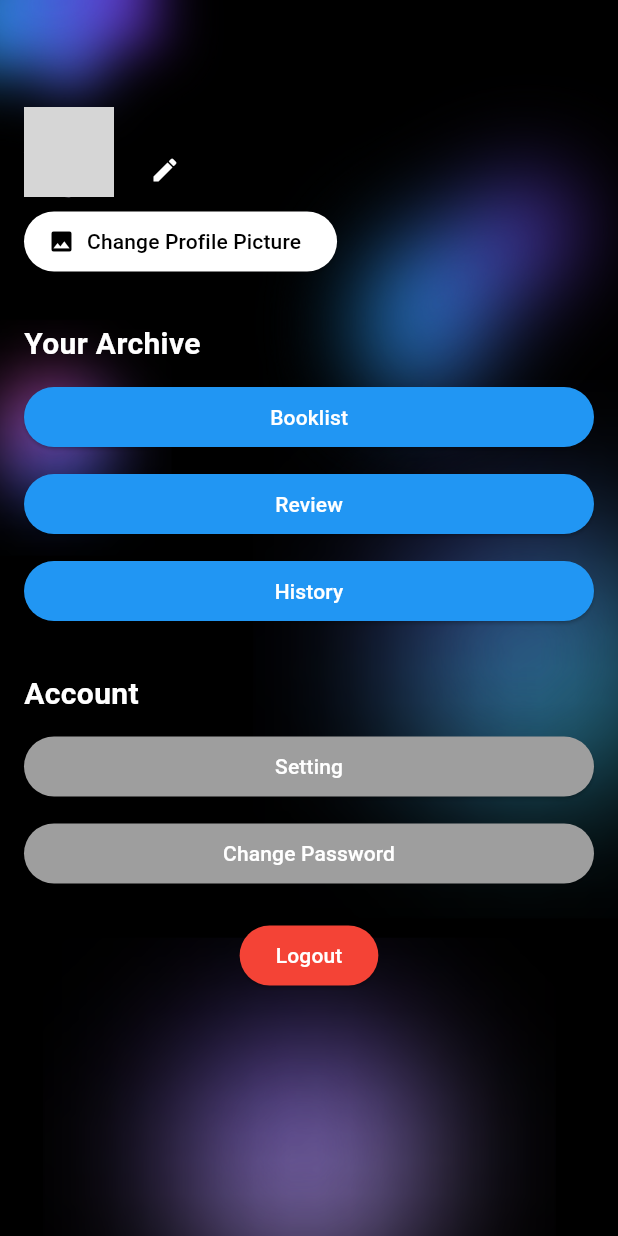
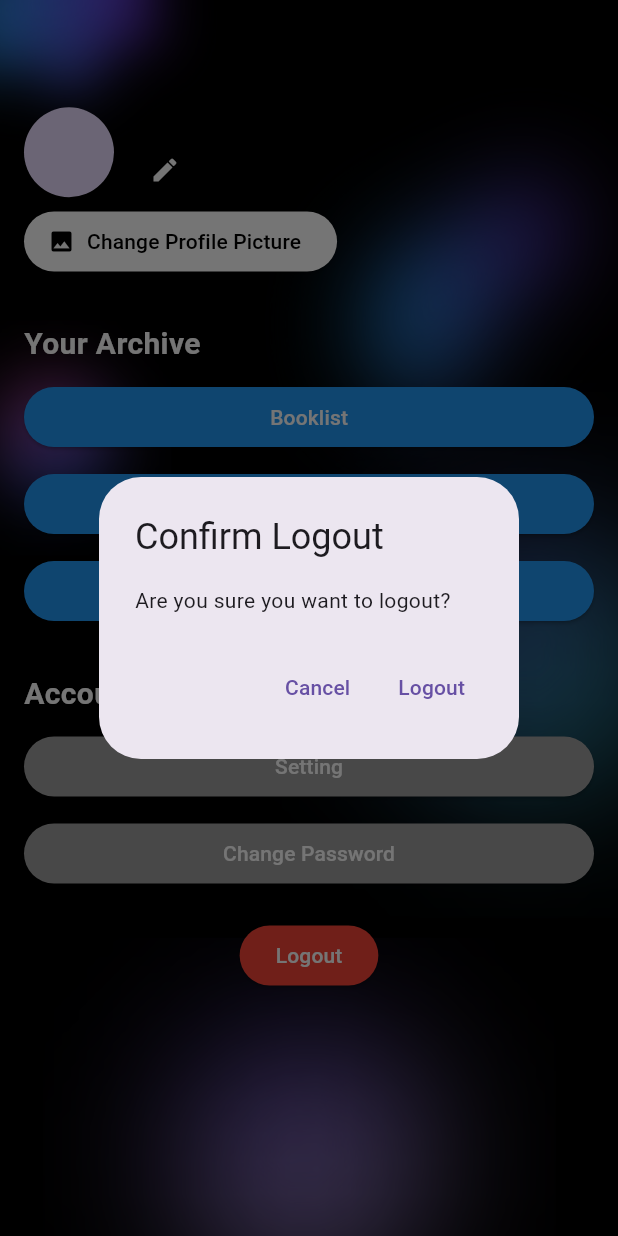
Before and after one commit to andifathir/ElMovie, a Flutter app: the ProfileView screen opened by its route, after a tap on "Logout", on a phone screen of 412 x 824 dp. Run offline on Flutter 3.47's test engine with Material 3 defaults, Android fonts, the light colour scheme and no system bars; our stand-ins replace another_flutter_splash_screen, flutter_login, get, image_picker, shared_preferences; missing offline and left inert: flutter_webview_pro; accounts and stored records are empty; grey boxes are pictures that could not be loaded.

Commit message:
update buat tombol logout berfungsi

```diff
--- a/lib/app/modules/profile/bindings/profile_binding.dart
+++ b/lib/app/modules/profile/bindings/profile_binding.dart
@@ -1,4 +1,3 @@
-
 import 'package:get/get.dart';
 
 import '../controllers/profile_controller.dart';
--- a/lib/app/modules/profile/controllers/profile_controller.dart
+++ b/lib/app/modules/profile/controllers/profile_controller.dart
@@ -2,7 +2,6 @@
 import 'package:flutter/material.dart';
 import 'package:image_picker/image_picker.dart';
 import 'package:shared_preferences/shared_preferences.dart';
-import 'package:provider/provider.dart';
 
 class ProfileController with ChangeNotifier {
   final ImagePicker _picker = ImagePicker();
--- a/lib/app/modules/profile/views/profile_view.dart
+++ b/lib/app/modules/profile/views/profile_view.dart
@@ -1,6 +1,8 @@
 import 'package:flutter/material.dart';
 import 'package:provider/provider.dart';
-import '../providers/profile_provider.dart'; // Pastikan path ini benar
+import '../../login/views/login_view.dart';
+import '../providers/profile_provider.dart';
+import 'package:get/get.dart'; // Import Get package for navigation
 
 class ProfileView extends StatelessWidget {
   const ProfileView({super.key});
@@ -14,7 +16,8 @@
             child: Container(
               decoration: const BoxDecoration(
                 image: DecorationImage(
-                  image: AssetImage('assets/BG BELAKANG MENU PROFILE.png'), // Pastikan path gambar benar
+                  image: AssetImage(
+                      'assets/BG BELAKANG MENU PROFILE.png'), // Ensure the image path is correct
                   fit: BoxFit.cover,
                 ),
               ),
@@ -29,9 +32,10 @@
                         children: [
                           CircleAvatar(
                             radius: 30,
-                            backgroundImage: profileProvider.profileImage != null
-                                ? FileImage(profileProvider.profileImage!)
-                                : null,
+                            backgroundImage:
+                                profileProvider.profileImage != null
+                                    ? FileImage(profileProvider.profileImage!)
+                                    : null,
                             child: profileProvider.profileImage == null
                                 ? const Icon(
                                     Icons.person,
@@ -58,7 +62,8 @@
                                   size: 20,
                                 ),
                                 onPressed: () {
-                                  _showEditUsernameDialog(context, profileProvider);
+                                  _showEditUsernameDialog(
+                                      context, profileProvider);
                                 },
                               ),
                             ],
@@ -123,7 +128,7 @@
                             backgroundColor: Colors.red,
                           ),
                           onPressed: () {
-                            debugPrint('Logout button pressed');
+                            _showLogoutConfirmationDialog(context);
                           },
                           child: const Text('Logout'),
                         ),
@@ -174,6 +179,34 @@
     );
   }
 
+  void _showLogoutConfirmationDialog(BuildContext context) {
+    showDialog(
+      context: context,
+      builder: (context) {
+        return AlertDialog(
+          title: const Text('Confirm Logout'),
+          content: const Text('Are you sure you want to logout?'),
+          actions: [
+            TextButton(
+              onPressed: () {
+                Navigator.of(context).pop(); // Close the dialog
+              },
+              child: const Text('Cancel'),
+            ),
+            TextButton(
+              onPressed: () {
+                // Navigate to the login screen
+                Navigator.of(context).pop(); // Close the dialog
+                Get.offAll(() => const LoginView()); // Navigate to login
+              },
+              child: const Text('Logout'),
+            ),
+          ],
+        );
+      },
+    );
+  }
+
   Widget _buildActionButton(String title) {
     return ElevatedButton(
       style: ElevatedButton.styleFrom(
```
Also changed, not shown: lib/app/modules/login/views/login_view.dart (+10 -5 lines), lib/app/modules/profile/providers/profile_provider.dart (+5 -3 lines), lib/app/modules/webview/webviewpage.dart (added, +44 -0 lines), pubspec.yaml (+2 -6 lines), pubspec.lock.
